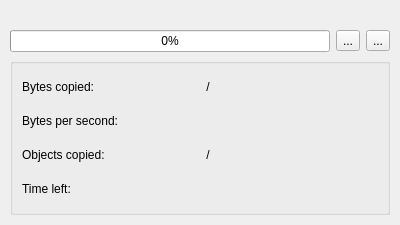
The window that src/plugins/filemanager/filecopywidget.ui (ABBAPOH/andromeda) describes before a commit, drawn with Qt 5.
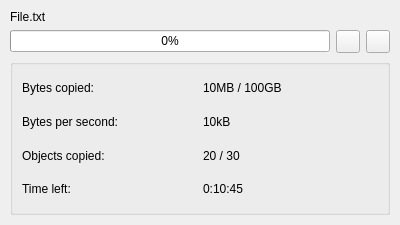
The same window after the commit. Icons and pictures are not drawn.

Patch:
```diff
--- a/src/plugins/filemanager/filecopywidget.ui
+++ b/src/plugins/filemanager/filecopywidget.ui
@@ -24,7 +24,7 @@
        <item>
         <widget class="QLabel" name="nameLabel">
          <property name="text">
-          <string>&lt;name here&gt;</string>
+          <string notr="true">File.txt</string>
          </property>
         </widget>
        </item>
@@ -42,9 +42,6 @@
          </item>
          <item>
           <widget class="QToolButton" name="detailsButton">
-           <property name="text">
-            <string>...</string>
-           </property>
            <property name="icon">
             <iconset resource="resources.qrc">
              <normaloff>:/icons/copyDetails.png</normaloff>:/icons/copyDetails.png</iconset>
@@ -74,9 +71,6 @@
          </item>
          <item>
           <widget class="QToolButton" name="cancelButton">
-           <property name="text">
-            <string>...</string>
-           </property>
            <property name="icon">
             <iconset resource="resources.qrc">
              <normaloff>:/icons/cancelCopy.png</normaloff>:/icons/cancelCopy.png</iconset>
@@ -117,7 +111,7 @@
       <item row="0" column="1">
        <widget class="QLabel" name="sizeLabel">
         <property name="text">
-         <string>&lt;copied&gt; / &lt;total&gt;</string>
+         <string notr="true">10MB / 100GB</string>
         </property>
        </widget>
       </item>
@@ -134,7 +128,7 @@
       <item row="1" column="1">
        <widget class="QLabel" name="speedLabel">
         <property name="text">
-         <string>&lt;speed&gt;</string>
+         <string notr="true">10kB</string>
         </property>
        </widget>
       </item>
@@ -151,7 +145,7 @@
       <item row="2" column="1">
        <widget class="QLabel" name="remaingObjectLabel">
         <property name="text">
-         <string>&lt;copied&gt; / &lt;total&gt;</string>
+         <string notr="true">20 / 30</string>
         </property>
        </widget>
       </item>
@@ -168,7 +162,7 @@
       <item row="3" column="1">
        <widget class="QLabel" name="timeLeftLabel">
         <property name="text">
-         <string>&lt;remains&gt;</string>
+         <string notr="true">0:10:45</string>
         </property>
        </widget>
       </item>
```
